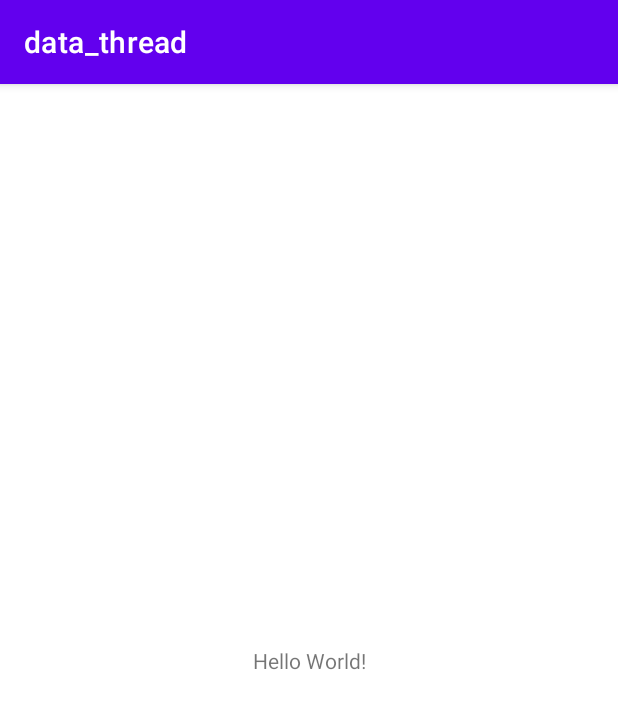
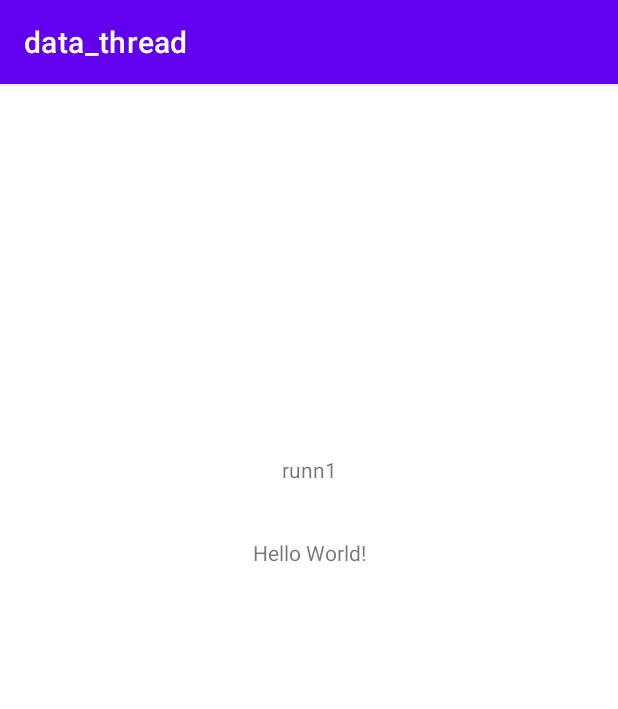
Before and after one commit to Lavander40/AndroidPract4, an Android app: the screen it shows after launch (MainActivity), on a phone screen of 412 x 824 dp. Shown: the top 709 px of the screen. Run offline under Robolectric (Android 15) with nearby library versions, the phone set to English and light mode, and no system bars.

Commit message:
data thread

```diff
--- a/data_thread/build.gradle
+++ b/data_thread/build.gradle
@@ -26,6 +26,9 @@ android {
         sourceCompatibility JavaVersion.VERSION_1_8
         targetCompatibility JavaVersion.VERSION_1_8
     }
+    buildFeatures {
+        viewBinding true
+    }
 }
 
 dependencies {
--- a/data_thread/src/main/java/ru/mirea/astaevka/data_thread/MainActivity.java
+++ b/data_thread/src/main/java/ru/mirea/astaevka/data_thread/MainActivity.java
@@ -4,11 +4,47 @@ import androidx.appcompat.app.AppCompatActivity;
 
 import android.os.Bundle;
 
+import java.util.concurrent.TimeUnit;
+
+import ru.mirea.astaevka.data_thread.databinding.ActivityMainBinding;
+
 public class MainActivity extends AppCompatActivity {
-
+    private ActivityMainBinding binding;
     @Override
     protected void onCreate(Bundle savedInstanceState) {
         super.onCreate(savedInstanceState);
         setContentView(R.layout.activity_main);
+        binding = ActivityMainBinding.inflate(getLayoutInflater());
+        setContentView(binding.getRoot());
+        final Runnable runn1 = new Runnable() {
+            public void run() {
+                binding.tvInfo.setText("runn1");
+            }
+        };
+        final Runnable runn2 = new Runnable() {
+            public void run() {
+                binding.tvInfo.setText("runn2");
+            }
+        };
+        final Runnable runn3 = new Runnable() {
+            public void run() {
+                binding.tvInfo.setText("runn3");
+                binding.text.setText("runOnUiThread выполняет код на главном UI-потоке.\npostDelayed используется для запуска задачи через определенное время.\npost нужен для добавления задачи в очередь на выполнение в главном потоке.\n Последовательность запуска процессов будет зависеть от того, как они используются в приложении.");
+            }
+        };
+        Thread t = new Thread(new Runnable() {
+            public void run() {
+                try {
+                    TimeUnit.SECONDS.sleep(2);
+                    runOnUiThread(runn1);
+                    TimeUnit.SECONDS.sleep(1);
+                    binding.tvInfo.postDelayed(runn3, 2000);
+                    binding.tvInfo.post(runn2);
+                } catch (InterruptedException e) {
+                    e.printStackTrace();
+                }
+            }
+        });
+        t.start();
     }
 }
--- a/data_thread/src/main/res/layout/activity_main.xml
+++ b/data_thread/src/main/res/layout/activity_main.xml
@@ -7,9 +7,23 @@
     tools:context=".MainActivity">
 
     <TextView
+        android:id="@+id/tvInfo"
+        android:layout_width="wrap_content"
+        android:layout_height="wrap_content"
+        android:text="TextView"
+        app:layout_constraintBottom_toBottomOf="parent"
+        app:layout_constraintEnd_toEndOf="parent"
+        app:layout_constraintStart_toStartOf="parent"
+        app:layout_constraintTop_toTopOf="parent"
+        app:layout_constraintVertical_bias="0.32999998" />
+
+    <TextView
+        android:id="@+id/text"
         android:layout_width="wrap_content"
         android:layout_height="wrap_content"
         android:text="Hello World!"
+        android:maxLines="10"
+        android:lines="10"
         app:layout_constraintBottom_toBottomOf="parent"
         app:layout_constraintEnd_toEndOf="parent"
         app:layout_constraintStart_toStartOf="parent"
```
